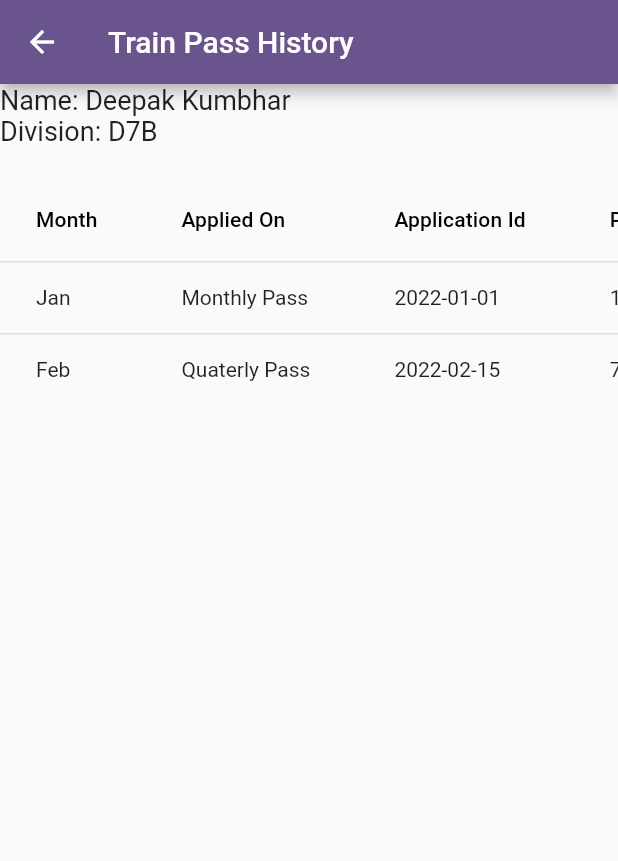
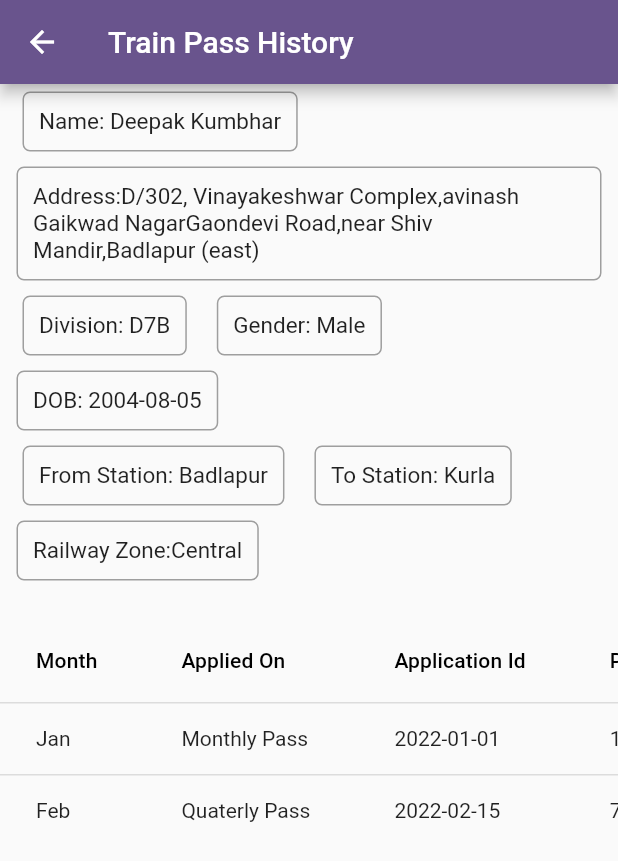
Before and after one commit to tejasgadge2504/RAILEASE, a Flutter app: the TrainPassHistoryPage screen opened directly, on a phone screen of 412 x 824 dp. Shown: the top 861 px of the screen. Run offline on Flutter 3.47's test engine with Material 3 defaults, Android fonts, the phone set to English and light mode, and no system bars; our stand-ins replace file_picker.

Commit message:
Updated code

```diff
--- a/lib/Mypage.dart
+++ b/lib/Mypage.dart
@@ -1,8 +1,6 @@
 import 'package:flutter/material.dart';
-import 'package:mine_app/applicationStatus.dart';
 import 'package:mine_app/RenewalPage.dart';
 import 'package:mine_app/src/constants/colors.dart';
-import 'package:mine_app/Registration.dart';
 import 'package:mine_app/stepsToApply.dart';
 import 'package:mine_app/Approval.dart';
 import 'package:mine_app/e-history.dart';
--- a/lib/e-history.dart
+++ b/lib/e-history.dart
@@ -23,18 +23,58 @@ class _TrainPassHistoryPageState extends State<TrainPassHistoryPage> {
         child: Column(
           crossAxisAlignment: CrossAxisAlignment.start,
           children: [
-            // Add your text widgets here
-            Text(
-              'Name: Deepak Kumbhar',
-              style: TextStyle(fontSize: 18),
+            Row(
+              children: [
+                SizedBox(width: 10),
+                _buildInfoBox('Name: Deepak Kumbhar'),
+              ],
             ),
-            Text(
-              'Division: D7B',
-              style: TextStyle(fontSize: 18),
+            SizedBox(width: 10),
+            Container(
+              margin: EdgeInsets.symmetric(horizontal: 6.0),
+              child: Column(
+                children: [
+                  _buildInfoBox("Address:D/302, Vinayakeshwar Complex,avinash Gaikwad NagarGaondevi Road,near Shiv Mandir,Badlapur (east)")
+                ],
+              ),
             ),
-            // Add more text widgets as needed
+            Row(
+              children: [
+                SizedBox(width: 10),
+                _buildInfoBox('Division: D7B'),
+                SizedBox(width: 10),
+                _buildInfoBox('Gender: Male'),
+              ],
+            ),
+            Container(
+              margin: EdgeInsets.symmetric(horizontal: 6.0),
+              child: Column(
 
-            // Add some space between text and DataTable
+                children: [
+                   SizedBox(width: 10),
+                  _buildInfoBox('DOB: 2004-08-05'),
+                ],
+              ),
+            ),
+            Row(
+              children: [
+                SizedBox(width: 10),
+                _buildInfoBox('From Station: Badlapur'),
+                SizedBox(width: 10),
+                _buildInfoBox('To Station: Kurla'),
+              ],
+            ),
+            SizedBox(width: 10),
+            Container(
+              margin: EdgeInsets.symmetric(horizontal: 6.0),
+              child: Column(
+                children: [
+                  SizedBox(width: 10),
+                  _buildInfoBox("Railway Zone:Central")
+                ],
+              ),
+            ),
+
             SizedBox(height: 20),
             SingleChildScrollView(
               scrollDirection: Axis.horizontal,
@@ -64,6 +104,21 @@ class _TrainPassHistoryPageState extends State<TrainPassHistoryPage> {
       ),
     );
   }
+
+  Widget _buildInfoBox(String text) {
+    return Container(
+      margin: EdgeInsets.symmetric(vertical: 5.0,horizontal: 5.0),
+      padding: EdgeInsets.all(10.0),
+      decoration: BoxDecoration(
+        border: Border.all(color: Colors.grey),
+        borderRadius: BorderRadius.circular(5.0),
+      ),
+      child: Text(
+        text,
+        style: TextStyle(fontSize: 15),
+      ),
+    );
+  }
 }
 
 class TrainPassApplication {
```
Also changed, not shown: lib/Consessionmsg.dart (added, +38 -0 lines), lib/RenewalPage.dart (+11 -31 lines), lib/RequestSent.dart (+7 -6 lines).
